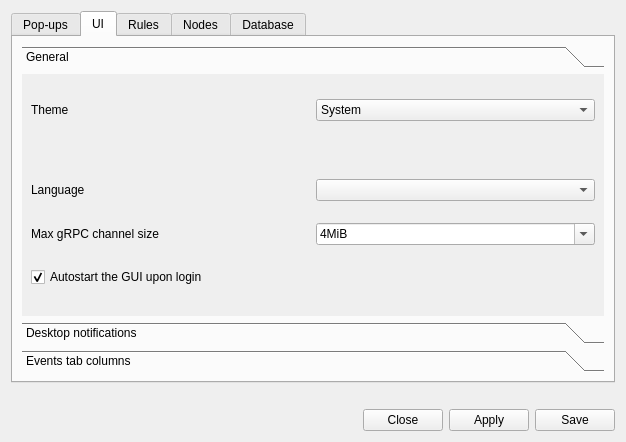
Qt form ui/opensnitch/res/preferences.ui (evilsocket/opensnitch) before a commit.
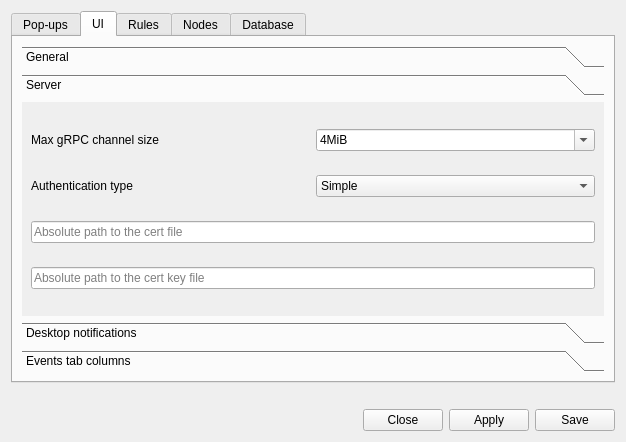
The same form after that commit. The open tabs and pages were chosen to show the change. Icons and pictures are not drawn.

Commit message:
ui,prefs: allow to configure certs and auth type
- Added options to configure authentication type and certs from the
  preferences dialog.
- Reorganize code a little bit to displaya message when restarting the
  GUI is needed.

Diff of the .ui file:
```diff
--- a/ui/opensnitch/res/preferences.ui
+++ b/ui/opensnitch/res/preferences.ui
@@ -523,36 +523,6 @@
              </property>
             </widget>
            </item>
-           <item row="3" column="1">
-            <widget class="QComboBox" name="comboGrpcMsgSize">
-             <property name="editable">
-              <bool>true</bool>
-             </property>
-             <property name="currentText">
-              <string notr="true">4MiB</string>
-             </property>
-             <item>
-              <property name="text">
-               <string>4MiB</string>
-              </property>
-             </item>
-             <item>
-              <property name="text">
-               <string>8MiB</string>
-              </property>
-             </item>
-             <item>
-              <property name="text">
-               <string>16MiB</string>
-              </property>
-             </item>
-             <item>
-              <property name="text">
-               <string>32MiB</string>
-              </property>
-             </item>
-            </widget>
-           </item>
            <item row="2" column="1">
             <widget class="QComboBox" name="comboUILang"/>
            </item>
@@ -578,17 +548,7 @@
              </property>
             </widget>
            </item>
-           <item row="3" column="0">
-            <widget class="QLabel" name="label_20">
-             <property name="toolTip">
-              <string>Maximum size for receiving messages from nodes. Default 4MB</string>
-             </property>
-             <property name="text">
-              <string>Max gRPC channel size</string>
-             </property>
-            </widget>
-           </item>
-           <item row="4" column="0" colspan="2">
+           <item row="3" column="0" colspan="2">
             <widget class="QCheckBox" name="checkAutostart">
              <property name="toolTip">
               <string>By default the GUI is started when login</string>
@@ -603,6 +563,96 @@
            </item>
           </layout>
          </widget>
+         <widget class="QWidget" name="page_6">
+          <attribute name="label">
+           <string>Server</string>
+          </attribute>
+          <layout class="QGridLayout" name="gridLayout_13">
+           <item row="0" column="1">
+            <widget class="QComboBox" name="comboGrpcMsgSize">
+             <property name="editable">
+              <bool>true</bool>
+             </property>
+             <property name="currentText">
+              <string notr="true">4MiB</string>
+             </property>
+             <item>
+              <property name="text">
+               <string>4MiB</string>
+              </property>
+             </item>
+             <item>
+              <property name="text">
+               <string>8MiB</string>
+              </property>
+             </item>
+             <item>
+              <property name="text">
+               <string>16MiB</string>
+              </property>
+             </item>
+             <item>
+              <property name="text">
+               <string>32MiB</string>
+              </property>
+             </item>
+            </widget>
+           </item>
+           <item row="1" column="1">
+            <widget class="QComboBox" name="comboAuthType">
+             <item>
+              <property name="text">
+               <string>Simple</string>
+              </property>
+             </item>
+             <item>
+              <property name="text">
+               <string>Simple TLS</string>
+              </property>
+             </item>
+             <item>
+              <property name="text">
+               <string>Mutual TLS</string>
+              </property>
+             </item>
+            </widget>
+           </item>
+           <item row="0" column="0">
+            <widget class="QLabel" name="label_20">
+             <property name="toolTip">
+              <string>Maximum size of each message from nodes. Default 4MB</string>
+             </property>
+             <property name="text">
+              <string>Max gRPC channel size</string>
+             </property>
+            </widget>
+           </item>
+           <item row="3" column="0" colspan="2">
+            <widget class="QLineEdit" name="lineCertKeyFile">
+             <property name="placeholderText">
+              <string>Absolute path to the cert key file</string>
+             </property>
+            </widget>
+           </item>
+           <item row="1" column="0">
+            <widget class="QLabel" name="label_24">
+             <property name="toolTip">
+              <string>&lt;p&gt;Simple: no authentication, TLS simple/mutual: use SSL certificates to authenticate nodes.&lt;/p&gt;&lt;p&gt;Visit the wiki for more information.&lt;/p&gt;</string>
+             </property>
+             <property name="text">
+              <string>Authentication type</string>
+             </property>
+            </widget>
+           </item>
+           <item row="2" column="0" colspan="2">
+            <widget class="QLineEdit" name="lineCertFile">
+             <property name="placeholderText">
+              <string>Absolute path to the cert file</string>
+             </property>
+            </widget>
+           </item>
+          </layout>
+         </widget>
          <widget class="QWidget" name="page_3">
           <property name="geometry">
            <rect>
```
Left out of the diff: 2 changed lines with no effect on the pictures. The commit also changes 1 other file.
